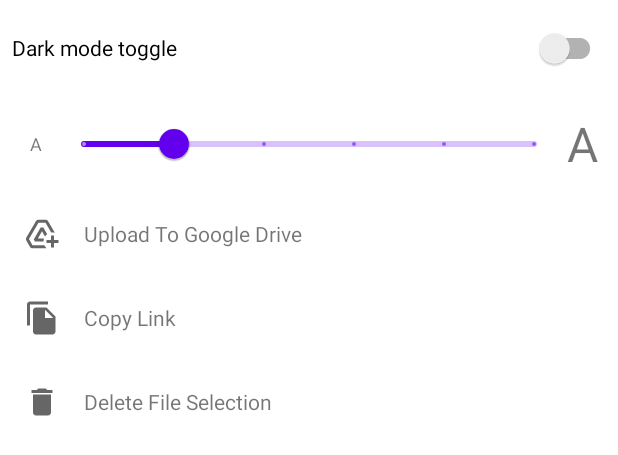
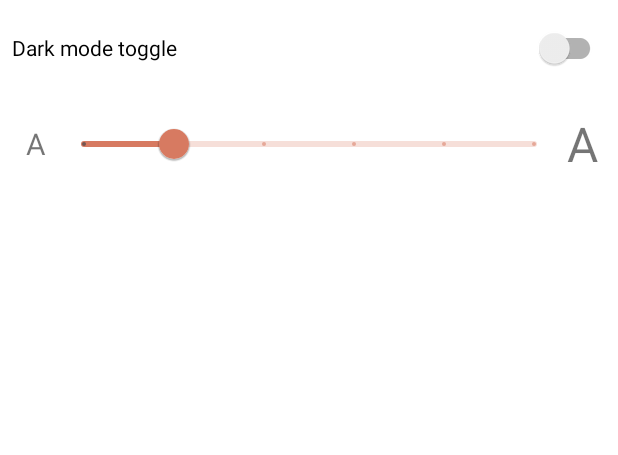
Before and after one commit to yibenson/Bookle, an Android app: the layout bottom_sheet.xml on its own in the app's theme, with its tools: preview values and no code run, on a phone screen of 412 x 824 dp. Shown: the top 455 px of the screen. Run offline under Robolectric (Android 15) with nearby library versions, the phone set to English and light mode, and no system bars.

Commit message:
Updated color scheme (day/night)

```diff
--- a/app/src/main/res/layout/bottom_sheet.xml
+++ b/app/src/main/res/layout/bottom_sheet.xml
@@ -35,7 +35,7 @@
             android:layout_height="wrap_content"
             android:layout_alignParentStart="true"
             android:layout_centerVertical="true"
-            android:textSize="12sp"
+            android:textSize="20sp"
             android:text="A"
             android:textAlignment="center" />
 
@@ -62,70 +62,4 @@
 
     </RelativeLayout>
 
-    <LinearLayout
-        android:layout_width="match_parent"
-        android:layout_height="wrap_content"
-        android:orientation="horizontal"
-        android:id="@+id/uploadLinearLayout"
-        android:background="?android:attr/selectableItemBackground"
-        android:padding="8dp">
-
-        <ImageView
-            android:layout_width="24dp"
-            android:layout_height="24dp"
-            android:src="@drawable/ic_baseline_add_to_drive_24"
-            android:layout_margin="8dp"/>
-
-        <TextView
-            android:layout_width="wrap_content"
-            android:layout_height="wrap_content"
-            android:text="Upload To Google Drive"
-            android:layout_gravity="center_vertical"
-            android:padding="8dp"/>
-
-    </LinearLayout>
-
-    <LinearLayout
-        android:layout_width="match_parent"
-        android:layout_height="wrap_content"
-        android:orientation="horizontal"
-        android:id="@+id/copyLinearLayout"
-        android:background="?android:attr/selectableItemBackground"
-        android:padding="8dp">
-
-        <ImageView
-            android:layout_width="24dp"
-            android:layout_height="24dp"
-            android:src="@drawable/ic_baseline_file_copy_24"
-            android:layout_margin="8dp"/>
-
-        <TextView
-            android:layout_width="wrap_content"
-            android:layout_height="wrap_content"
-            android:text="Copy Link"
-            android:layout_gravity="center_vertical"
-            android:padding="8dp"/>
-    </LinearLayout>
-
-    <LinearLayout
-        android:layout_width="match_parent"
-        android:layout_height="wrap_content"
-        android:orientation="horizontal"
-        android:id="@+id/delete"
-        android:background="?android:attr/selectableItemBackground"
-        android:padding="8dp">
-
-        <ImageView
-            android:layout_width="24dp"
-            android:layout_height="24dp"
-            android:src="@drawable/ic_baseline_delete_24"
-            android:layout_margin="8dp"/>
-
-        <TextView
-            android:layout_width="wrap_content"
-            android:layout_height="wrap_content"
-            android:text="Delete File Selection"
-            android:layout_gravity="center_vertical"
-            android:padding="8dp"/>
-    </LinearLayout>
 </LinearLayout>
--- a/app/src/main/res/values-night/themes.xml
+++ b/app/src/main/res/values-night/themes.xml
@@ -12,5 +12,6 @@
         <!-- Status bar color. -->
         <item name="android:statusBarColor" tools:targetApi="l">?attr/colorPrimaryVariant</item>
         <!-- Customize your theme here. -->
+        <item name="android:toolbarStyle">@style/AppTheme.Toolbar.Night</item>
     </style>
 </resources>
--- a/app/src/main/res/values/colors.xml
+++ b/app/src/main/res/values/colors.xml
@@ -12,4 +12,9 @@
     <color name="gray_200">#455a64</color>
     <color name="gray_100">#718792</color>
 
+    <color name="beau_blue">#CCD7E4</color>
+    <color name="terra_cotta">#D77A61</color>
+    <color name="gunmetal">#223843</color>
+
+
 </resources>
--- /dev/null
+++ b/app/src/main/res/values/styles.xml
@@ -0,0 +1,12 @@
+<?xml version="1.0" encoding="utf-8"?>
+<resources>
+    <style name="AppTheme.Toolbar.Day" parent="Widget.AppCompat.Toolbar">
+        <item name="android:background">@color/beau_blue</item>
+    </style>
+
+    <style name="AppTheme.Toolbar.Night" parent="Widget.AppCompat.Toolbar">
+        <item name="android:background">@color/gray_100</item>
+    </style>
+
+
+</resources>
--- a/app/src/main/res/values/themes.xml
+++ b/app/src/main/res/values/themes.xml
@@ -2,9 +2,9 @@
     <!-- Base application theme. -->
     <style name="Theme.Bookle" parent="Theme.MaterialComponents.DayNight.NoActionBar">
         <!-- Primary brand color. -->
-        <item name="colorPrimary">@color/purple_500</item>
-        <item name="colorPrimaryVariant">@color/purple_700</item>
-        <item name="colorOnPrimary">@color/white</item>
+        <item name="colorPrimary">@color/terra_cotta</item>
+        <item name="colorPrimaryVariant">@color/beau_blue</item>
+        <item name="colorOnPrimary">@color/gunmetal</item>
         <!-- Secondary brand color. -->
         <item name="colorSecondary">@color/teal_200</item>
         <item name="colorSecondaryVariant">@color/teal_700</item>
@@ -12,5 +12,6 @@
         <!-- Status bar color. -->
         <item name="android:statusBarColor" tools:targetApi="l">?attr/colorPrimaryVariant</item>
         <!-- Customize your theme here. -->
+        <item name="android:toolbarStyle">@style/AppTheme.Toolbar.Day</item>
     </style>
 </resources>
```
Also changed, not shown: app/src/main/java/com/example/bookle/MainActivity.java (+5 -51 lines), app/src/main/java/com/example/bookle/Reader.java (+27 -1 lines), app/src/main/res/layout/ereader.xml (+11 -8 lines).
